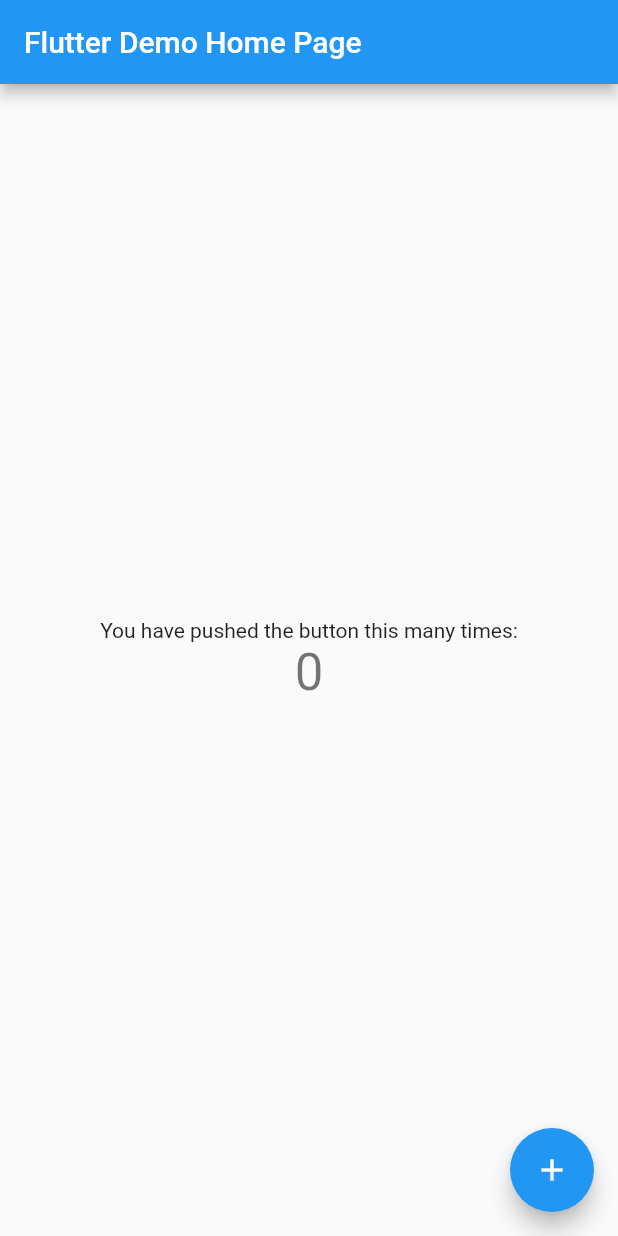
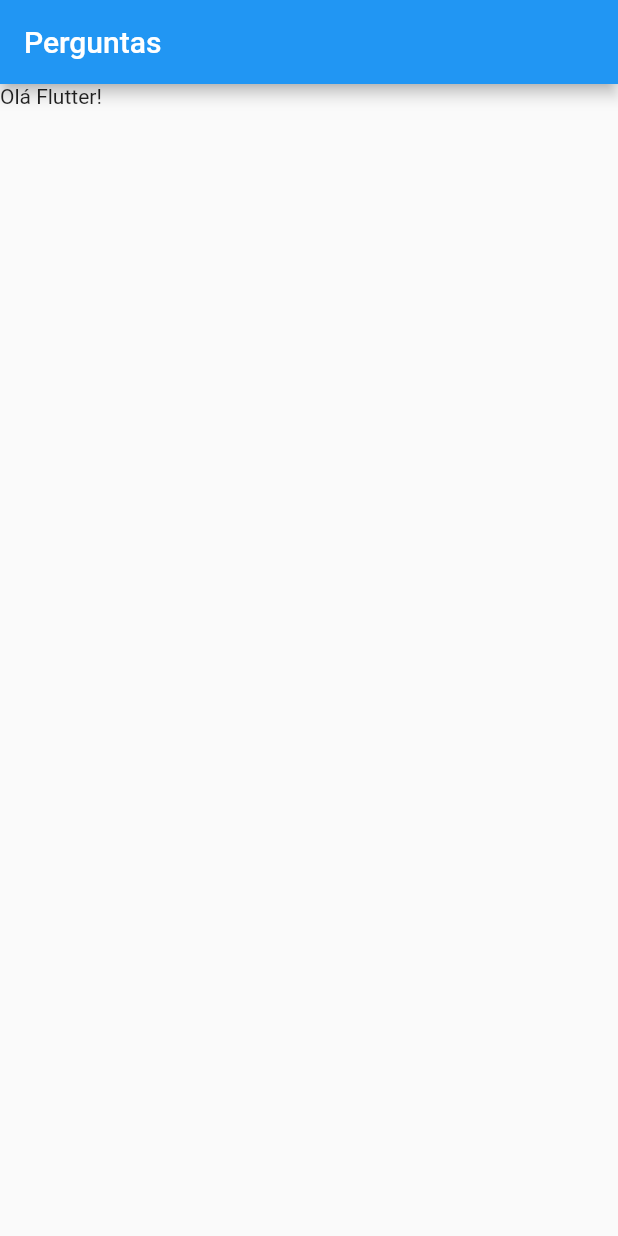
Before and after one commit to jmarciosilva/projeto_perguntas, a Flutter app: the screen it shows after launch, on a phone screen of 412 x 824 dp. Run offline on Flutter 3.47's test engine with Material 2 defaults, Android fonts, the phone set to English and light mode, and no system bars.

Commit message:
Criando App Perguntas - Arvore de Widgets - Scaffold - AppBar - Title - Body

```diff
--- a/lib/main.dart
+++ b/lib/main.dart
@@ -1,115 +1,21 @@
 import 'package:flutter/material.dart';
 
-void main() {
-  runApp(const MyApp());
+main(){
+    runApp(new PerguntaApp());
 }
 
-class MyApp extends StatelessWidget {
-  const MyApp({Key? key}) : super(key: key);
+class PerguntaApp extends StatelessWidget {
+  const PerguntaApp({Key? key}) : super(key: key);
 
-  // This widget is the root of your application.
   @override
   Widget build(BuildContext context) {
     return MaterialApp(
-      title: 'Flutter Demo',
-      theme: ThemeData(
-        // This is the theme of your application.
-        //
-        // Try running your application with "flutter run". You'll see the
-        // application has a blue toolbar. Then, without quitting the app, try
-        // changing the primarySwatch below to Colors.green and then invoke
-        // "hot reload" (press "r" in the console where you ran "flutter run",
-        // or simply save your changes to "hot reload" in a Flutter IDE).
-        // Notice that the counter didn't reset back to zero; the application
-        // is not restarted.
-        primarySwatch: Colors.blue,
+      home: Scaffold(
+        appBar: AppBar(
+          title: Text('Perguntas'),
+        ),
+        body: Text('Olá Flutter!'),
       ),
-      home: const MyHomePage(title: 'Flutter Demo Home Page'),
     );
   }
 }
-
-class MyHomePage extends StatefulWidget {
-  const MyHomePage({Key? key, required this.title}) : super(key: key);
-
-  // This widget is the home page of your application. It is stateful, meaning
-  // that it has a State object (defined below) that contains fields that affect
-  // how it looks.
-
-  // This class is the configuration for the state. It holds the values (in this
-  // case the title) provided by the parent (in this case the App widget) and
-  // used by the build method of the State. Fields in a Widget subclass are
-  // always marked "final".
-
-  final String title;
-
-  @override
-  State<MyHomePage> createState() => _MyHomePageState();
-}
-
-class _MyHomePageState extends State<MyHomePage> {
-  int _counter = 0;
-
-  void _incrementCounter() {
-    setState(() {
-      // This call to setState tells the Flutter framework that something has
-      // changed in this State, which causes it to rerun the build method below
-      // so that the display can reflect the updated values. If we changed
-      // _counter without calling setState(), then the build method would not be
-      // called again, and so nothing would appear to happen.
-      _counter++;
-    });
-  }
-
-  @override
-  Widget build(BuildContext context) {
-    // This method is rerun every time setState is called, for instance as done
-    // by the _incrementCounter method above.
-    //
-    // The Flutter framework has been optimized to make rerunning build methods
-    // fast, so that you can just rebuild anything that needs updating rather
-    // than having to individually change instances of widgets.
-    return Scaffold(
-      appBar: AppBar(
-        // Here we take the value from the MyHomePage object that was created by
-        // the App.build method, and use it to set our appbar title.
-        title: Text(widget.title),
-      ),
-      body: Center(
-        // Center is a layout widget. It takes a single child and positions it
-        // in the middle of the parent.
-        child: Column(
-          // Column is also a layout widget. It takes a list of children and
-          // arranges them vertically. By default, it sizes itself to fit its
-          // children horizontally, and tries to be as tall as its parent.
-          //
-          // Invoke "debug painting" (press "p" in the console, choose the
-          // "Toggle Debug Paint" action from the Flutter Inspector in Android
-          // Studio, or the "Toggle Debug Paint" command in Visual Studio Code)
-          // to see the wireframe for each widget.
-          //
-          // Column has various properties to control how it sizes itself and
-          // how it positions its children. Here we use mainAxisAlignment to
-          // center the children vertically; the main axis here is the vertical
-          // axis because Columns are vertical (the cross axis would be
-          // horizontal).
-          mainAxisAlignment: MainAxisAlignment.center,
-          children: <Widget>[
-            const Text(
-              'You have pushed the button this many times:',
-            ),
-            Text(
-              '$_counter',
-              style: Theme.of(context).textTheme.headline4,
-            ),
-          ],
-        ),
-      ),
-      floatingActionButton: FloatingActionButton(
-        onPressed: _incrementCounter,
-        tooltip: 'Increment',
-        child: const Icon(Icons.add),
-      ), // This trailing comma makes auto-formatting nicer for build methods.
-    );
-  }
-}
```
